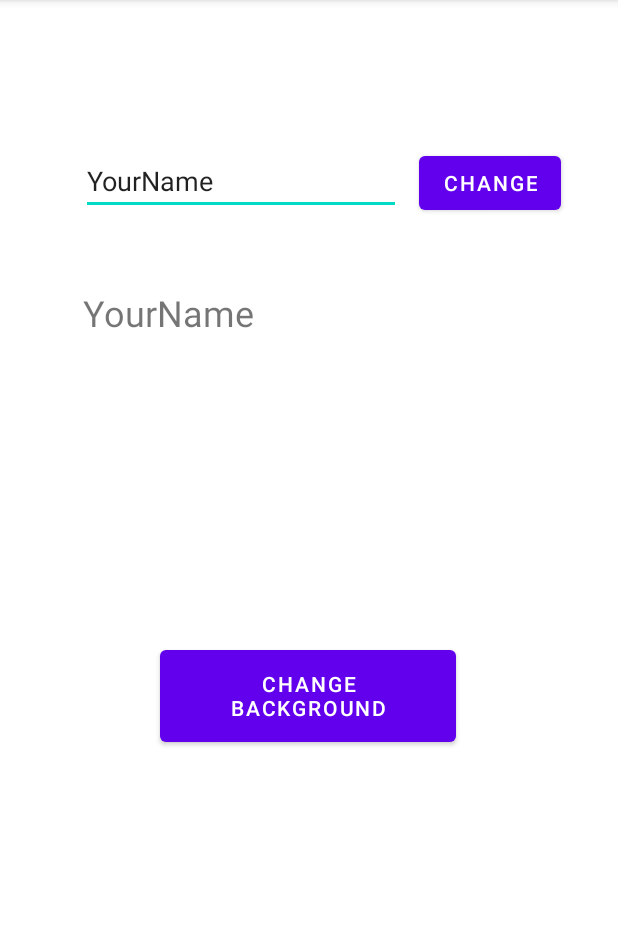
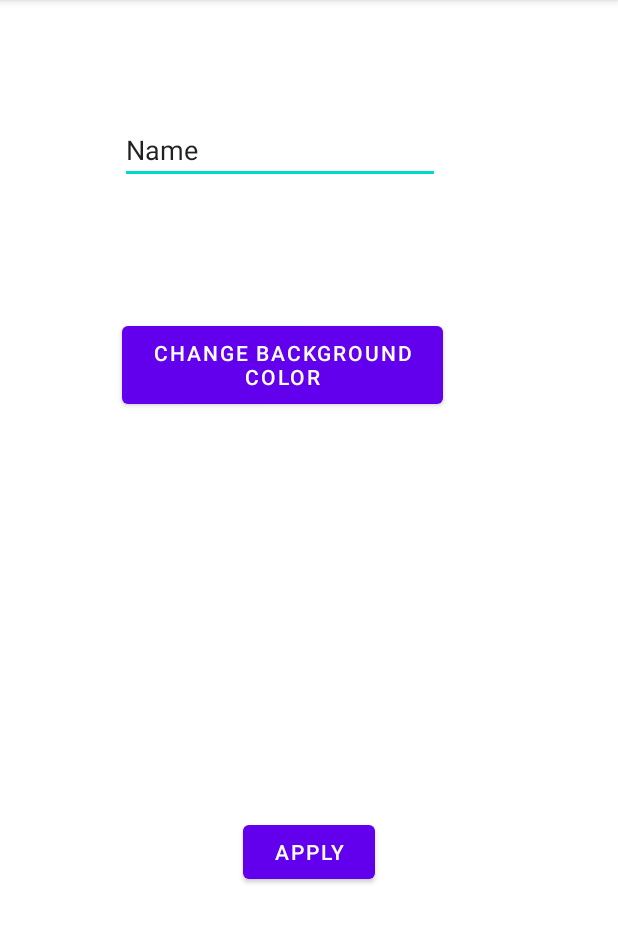
Before and after one commit to Skidz0r/Mobile-Programming, an Android app: the Profile_Settings screen opened directly, with no data from a screen before it, on a phone screen of 412 x 824 dp, the part 84-1027 px from its top. Run offline under Robolectric (Android 15) with nearby library versions, the phone set to English and light mode, and no system bars.

Commit message:
Uses key between activities to change name / background color. Image upload doesn't safe will be done soon with firebase.

```diff
--- a/app/src/main/AndroidManifest.xml
+++ b/app/src/main/AndroidManifest.xml
@@ -4,7 +4,10 @@
     <!-- Permissions needed for bluetooth -->
     <uses-permission android:name="android.permission.BLUETOOTH" />
     <uses-permission android:name="android.permission.BLUETOOTH_ADMIN" />
-    <uses-permission android:name="android.permission.READ_EXTERNAL_STORAGE"/>
+    <!-- Permission to acess/write storage -->
+    <uses-permission android:name="android.permission.READ_EXTERNAL_STORAGE" />
+    <uses-permission android:name="android.permission.WRITE_EXTERNAL_STORAGE" />
+
     <application
         android:allowBackup="true"
         android:icon="@mipmap/ic_launcher"
@@ -12,8 +15,8 @@
         android:roundIcon="@mipmap/ic_launcher_round"
         android:supportsRtl="true"
         android:theme="@style/Theme.MobileChatApp">
-        <activity android:name=".Upload_Picture"></activity>
-        <activity android:name=".Edit_Profile" />
+        <activity android:name=".Profile_Settings"></activity>
+        <activity android:name=".Profile" />
         <activity android:name=".BluetoothConnection" />
         <activity android:name=".MainActivity">
             <intent-filter>
--- a/app/src/main/java/com/example/mobilechatapp/Edit_Profile.java
+++ b/app/src/main/java/com/example/mobilechatapp/Profile_Settings.java
@@ -1,17 +1,19 @@
 package com.example.mobilechatapp;
 
+import android.content.Context;
+import android.content.Intent;
+import android.content.SharedPreferences;
 import android.graphics.Color;
 import android.os.Bundle;
 import android.view.View;
 import android.widget.Button;
 import android.widget.EditText;
-import android.widget.TextView;
 
 import androidx.appcompat.app.AppCompatActivity;
 
 import java.util.Random;
 
-public class Edit_Profile extends AppCompatActivity {
+public class Profile_Settings extends AppCompatActivity {
 
     View screenView;
     Button clickMe;
@@ -21,7 +23,7 @@ public class Edit_Profile extends AppCompatActivity {
     @Override
     protected void onCreate(Bundle savedInstanceState) {
         super.onCreate(savedInstanceState);
-        setContentView(R.layout.activity_edit__profile);
+        setContentView(R.layout.activity_profile__settings);
         color= new int[] // Available Colors
                 {
                         Color.BLACK,
@@ -38,23 +40,35 @@ public class Edit_Profile extends AppCompatActivity {
             public void onClick(View view) {
                 int array_Length = color.length;   // Can also implement with i=0 and goes on (i++) then reset
                 Random random = new Random();
-                int numero = random.nextInt(array_Length);
+                int numero = random.nextInt(array_Length-1);
                 screenView.setBackgroundColor(color[numero]);
+
+                SharedPreferences sharedPref = Profile_Settings.this.getSharedPreferences("bgColorFile", Context.MODE_PRIVATE);
+                SharedPreferences.Editor editor = sharedPref.edit();
+                editor.putInt("color", color[numero]);
+                editor.apply();
             }
         });
 
-        clickChangeName= (Button) findViewById(R.id.Change_Name_Button);
+        clickChangeName= (Button) findViewById(R.id.Apply_Changes);
         clickChangeName.setOnClickListener(new View.OnClickListener() {
             @Override
             public void onClick(View v) {
+
+                // Apply Name Change
                 EditText t = findViewById(R.id.My_Profile_Name);
                 String input = t.getText().toString();
-                ((TextView) findViewById(R.id.Profile_Name)).setText(input);
+                //((TextView) findViewById(R.id.Profile_Name)).setText(input);
+                Intent i = new Intent(Profile_Settings.this,Profile.class);
+                i.putExtra("key_change_name",input);
                 // Make a log
                 //Log.d(tag:"info", input);
+                // End of applying name change
+
+
+                // Back to profile
+                startActivity(i);
             }
         });
-
     }
-
 }
--- a/app/src/main/res/layout/activity_edit__profile.xml
+++ b/app/src/main/res/layout/activity_profile.xml
@@ -4,57 +4,56 @@
     xmlns:tools="http://schemas.android.com/tools"
     android:layout_width="match_parent"
     android:layout_height="match_parent"
-    tools:context=".Edit_Profile"
+    tools:context=".Profile"
     android:id="@+id/rView">
 
-    <EditText
-        android:id="@+id/My_Profile_Name"
-        android:layout_width="wrap_content"
-        android:layout_height="wrap_content"
-        android:ems="10"
-        android:inputType="textPersonName"
-        android:text="YourName"
+    <ImageView
+        android:id="@+id/image_to_upload"
+        android:layout_width="299dp"
+        android:layout_height="237dp"
+        android:contentDescription="Image will stay uploaded here"
         app:layout_constraintBottom_toBottomOf="parent"
         app:layout_constraintEnd_toEndOf="parent"
-        app:layout_constraintHorizontal_bias="0.273"
         app:layout_constraintStart_toStartOf="parent"
         app:layout_constraintTop_toTopOf="parent"
-        app:layout_constraintVertical_bias="0.136" />
-
-    <Button
-        android:id="@+id/Change_Background"
-        android:layout_width="197dp"
-        android:layout_height="73dp"
-        android:text="Change Background"
-        app:layout_constraintBottom_toBottomOf="parent"
-        app:layout_constraintEnd_toEndOf="parent"
-        app:layout_constraintHorizontal_bias="0.498"
-        app:layout_constraintStart_toStartOf="parent"
-        app:layout_constraintTop_toTopOf="parent"
-        app:layout_constraintVertical_bias="0.615" />
-
-    <Button
-        android:id="@+id/Change_Name_Button"
-        android:layout_width="wrap_content"
-        android:layout_height="wrap_content"
-        android:text="Change"
-        app:layout_constraintBottom_toBottomOf="parent"
-        app:layout_constraintEnd_toEndOf="parent"
-        app:layout_constraintHorizontal_bias="0.88"
-        app:layout_constraintStart_toStartOf="parent"
-        app:layout_constraintTop_toTopOf="parent"
-        app:layout_constraintVertical_bias="0.136" />
+        app:layout_constraintVertical_bias="0.27"
+        app:srcCompat="@drawable/ic_baseline_image_24"></ImageView>
 
     <TextView
         android:id="@+id/Profile_Name"
-        android:layout_width="153dp"
+        android:layout_width="242dp"
         android:layout_height="49dp"
-        android:text="YourName"
+        android:text="YourProfile"
         android:textSize="24sp"
+        android:textStyle="bold"
         app:layout_constraintBottom_toBottomOf="parent"
         app:layout_constraintEnd_toEndOf="parent"
-        app:layout_constraintHorizontal_bias="0.213"
+        app:layout_constraintHorizontal_bias="0.497"
         app:layout_constraintStart_toStartOf="parent"
         app:layout_constraintTop_toTopOf="parent"
-        app:layout_constraintVertical_bias="0.267" />
+        app:layout_constraintVertical_bias="0.063" />
+
+    <Button
+        android:id="@+id/Profile_Settings"
+        android:layout_width="165dp"
+        android:layout_height="62dp"
+        android:text="Profile Settings"
+        app:backgroundTint="#DC1A1A"
+        app:layout_constraintBottom_toBottomOf="parent"
+        app:layout_constraintEnd_toEndOf="parent"
+        app:layout_constraintStart_toStartOf="parent"
+        app:layout_constraintTop_toTopOf="parent"
+        app:layout_constraintVertical_bias="0.695" />
+
+    <Button
+        android:id="@+id/button_upload_picture"
+        android:layout_width="179dp"
+        android:layout_height="65dp"
+        android:text="Upload Photo"
+        app:backgroundTint="#A929D8"
+        app:layout_constraintBottom_toBottomOf="parent"
+        app:layout_constraintEnd_toEndOf="parent"
+        app:layout_constraintStart_toStartOf="parent"
+        app:layout_constraintTop_toTopOf="parent"
+        app:layout_constraintVertical_bias="0.879" />
 </androidx.constraintlayout.widget.ConstraintLayout>
--- /dev/null
+++ b/app/src/main/res/layout/activity_profile__settings.xml
@@ -0,0 +1,48 @@
+<?xml version="1.0" encoding="utf-8"?>
+<androidx.constraintlayout.widget.ConstraintLayout xmlns:android="http://schemas.android.com/apk/res/android"
+    xmlns:app="http://schemas.android.com/apk/res-auto"
+    xmlns:tools="http://schemas.android.com/tools"
+    android:layout_width="match_parent"
+    android:layout_height="match_parent"
+    android:id="@+id/rView"
+    tools:context=".Profile_Settings">
+
+    <Button
+        android:id="@+id/Change_Background"
+        android:layout_width="214dp"
+        android:layout_height="64dp"
+        android:text="Change Background Color"
+        app:layout_constraintBottom_toBottomOf="parent"
+        app:layout_constraintEnd_toEndOf="parent"
+        app:layout_constraintHorizontal_bias="0.411"
+        app:layout_constraintStart_toStartOf="parent"
+        app:layout_constraintTop_toTopOf="parent"
+        app:layout_constraintVertical_bias="0.3" />
+
+    <EditText
+        android:id="@+id/My_Profile_Name"
+        android:layout_width="wrap_content"
+        android:layout_height="wrap_content"
+        android:ems="10"
+        android:hint="Name"
+        android:inputType="textPersonName"
+        android:text="Name"
+        app:layout_constraintBottom_toBottomOf="parent"
+        app:layout_constraintEnd_toEndOf="parent"
+        app:layout_constraintHorizontal_bias="0.402"
+        app:layout_constraintStart_toStartOf="parent"
+        app:layout_constraintTop_toTopOf="parent"
+        app:layout_constraintVertical_bias="0.107" />
+
+    <Button
+        android:id="@+id/Apply_Changes"
+        android:layout_width="wrap_content"
+        android:layout_height="wrap_content"
+        android:text="Apply"
+        app:layout_constraintBottom_toBottomOf="parent"
+        app:layout_constraintEnd_toEndOf="parent"
+        app:layout_constraintStart_toStartOf="parent"
+        app:layout_constraintTop_toTopOf="parent"
+        app:layout_constraintVertical_bias="0.756" />
+
+</androidx.constraintlayout.widget.ConstraintLayout>
```
Also changed, not shown: app/src/main/java/com/example/mobilechatapp/MainActivity.java (+5 -14 lines), app/src/main/java/com/example/mobilechatapp/Profile.java (renamed from app/src/main/java/com/example/mobilechatapp/Upload_Picture.java, +41 -9 lines), app/src/main/res/layout/activity_main.xml (+6 -18 lines), app/src/main/res/layout/activity_upload__picture.xml (deleted, +0 -38 lines). Lines whose indentation alone changed are shown as unchanged.
